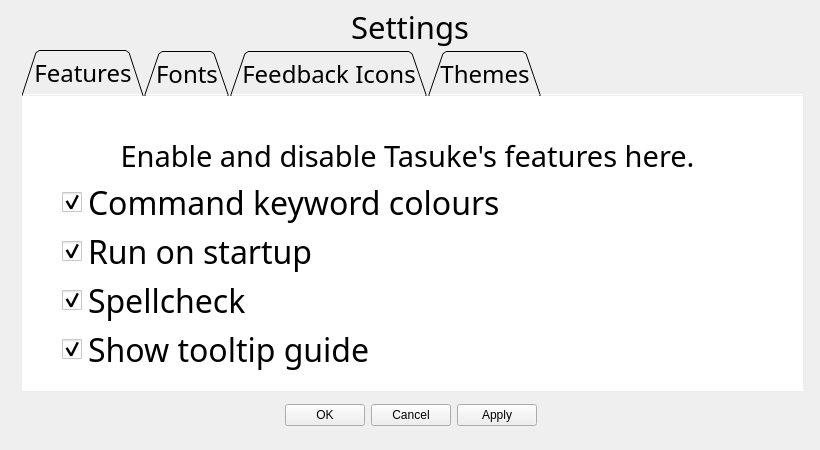
First picture: the form in Tasuke/SettingsWindow.ui, repository mushopea/Tasuke, before the edit.
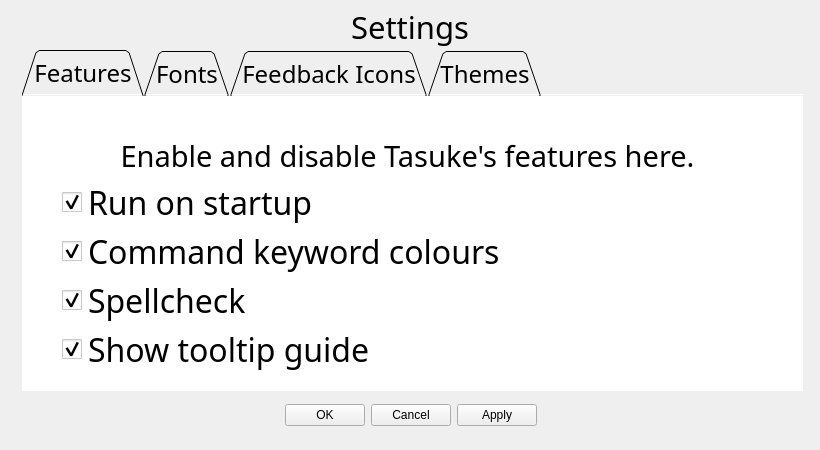
Second picture: the form after the edit. Icons and pictures are not drawn.

Commit message: Settings DONE except RunOnStartup

What changed in the file:
```diff
--- a/Tasuke/SettingsWindow.ui
+++ b/Tasuke/SettingsWindow.ui
@@ -183,7 +183,7 @@
          <number>0</number>
         </property>
         <item>
-         <widget class="QCheckBox" name="commandColors">
+         <widget class="QCheckBox" name="runOnStartup">
           <property name="font">
            <font>
             <family>Print Clearly</family>
@@ -200,7 +200,7 @@
 }</string>
           </property>
           <property name="text">
-           <string>Command keyword colours</string>
+           <string>Run on startup</string>
           </property>
           <property name="checked">
            <bool>true</bool>
@@ -211,7 +211,7 @@
          </widget>
         </item>
         <item>
-         <widget class="QCheckBox" name="runOnStartup">
+         <widget class="QCheckBox" name="commandColors">
           <property name="font">
            <font>
             <family>Print Clearly</family>
@@ -228,7 +228,7 @@
 }</string>
           </property>
           <property name="text">
-           <string>Run on startup</string>
+           <string>Command keyword colours</string>
           </property>
           <property name="checked">
            <bool>true</bool>
```
The commit also changes 6 other files.
